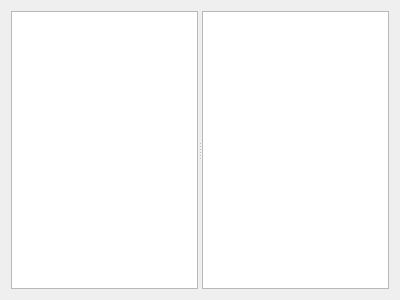
Old version of the form blocktableform.ui in the repository kungurovk/laser-backlight-tester.
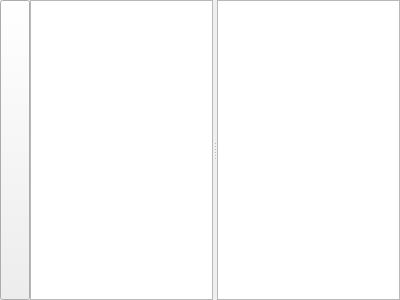
New version of the form. Icons and pictures are not drawn.

Patch:
```diff
--- a/blocktableform.ui
+++ b/blocktableform.ui
@@ -13,7 +13,72 @@
   <property name="windowTitle">
    <string>Form</string>
   </property>
-  <layout class="QVBoxLayout" name="verticalLayout">
+  <layout class="QHBoxLayout" name="horizontalLayout">
+   <property name="spacing">
+    <number>0</number>
+   </property>
+   <property name="leftMargin">
+    <number>0</number>
+   </property>
+   <property name="topMargin">
+    <number>0</number>
+   </property>
+   <property name="rightMargin">
+    <number>0</number>
+   </property>
+   <property name="bottomMargin">
+    <number>0</number>
+   </property>
+   <item>
+    <widget class="QPushButton" name="pushButton">
+     <property name="sizePolicy">
+      <sizepolicy hsizetype="Fixed" vsizetype="Expanding">
+       <horstretch>0</horstretch>
+       <verstretch>0</verstretch>
+      </sizepolicy>
+     </property>
+     <property name="maximumSize">
+      <size>
+       <width>30</width>
+       <height>16777215</height>
+      </size>
+     </property>
+     <property name="toolTip">
+      <string>Обновить значения</string>
+     </property>
+     <property name="text">
+      <string/>
+     </property>
+     <property name="icon">
+      <iconset resource="res.qrc">
+       <normaloff>:/icons/update.png</normaloff>:/icons/update.png</iconset>
+     </property>
+    </widget>
+   </item>
+   <item>
+    <widget class="QFrame" name="frame">
+     <property name="frameShape">
+      <enum>QFrame::NoFrame</enum>
+     </property>
+     <property name="frameShadow">
+      <enum>QFrame::Raised</enum>
+     </property>
+     <layout class="QHBoxLayout" name="horizontalLayout_2">
+      <property name="spacing">
+       <number>0</number>
+      </property>
+      <property name="leftMargin">
+       <number>0</number>
+      </property>
+      <property name="topMargin">
+       <number>0</number>
+      </property>
+      <property name="rightMargin">
+       <number>0</number>
+      </property>
+      <property name="bottomMargin">
+       <number>0</number>
+      </property>
    <item>
     <widget class="QSplitter" name="splitter">
      <property name="orientation">
@@ -39,6 +104,11 @@
    </item>
   </layout>
  </widget>
- <resources/>
+   </item>
+  </layout>
+ </widget>
+ <resources>
+  <include location="res.qrc"/>
+ </resources>
  <connections/>
 </ui>
```
Lines whose indentation alone changed are shown as unchanged.
